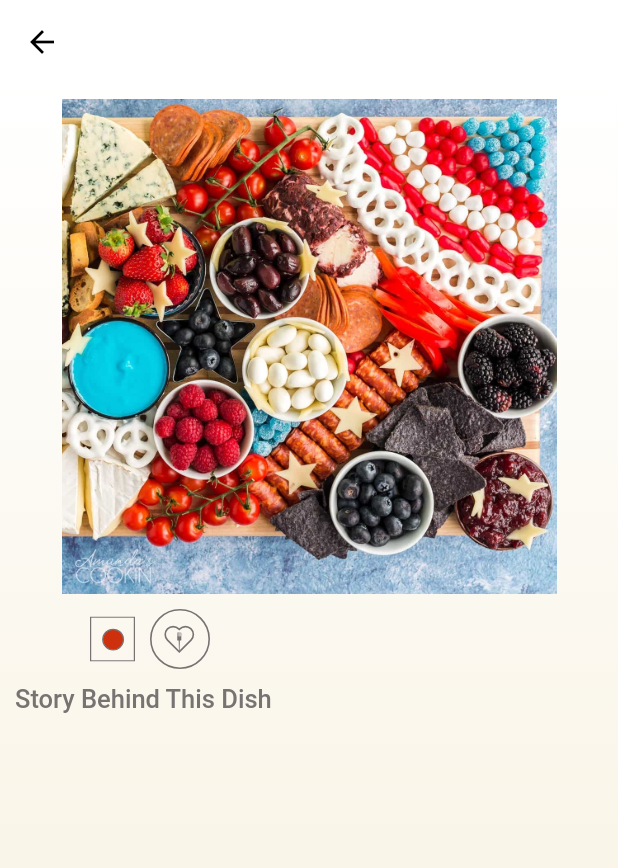
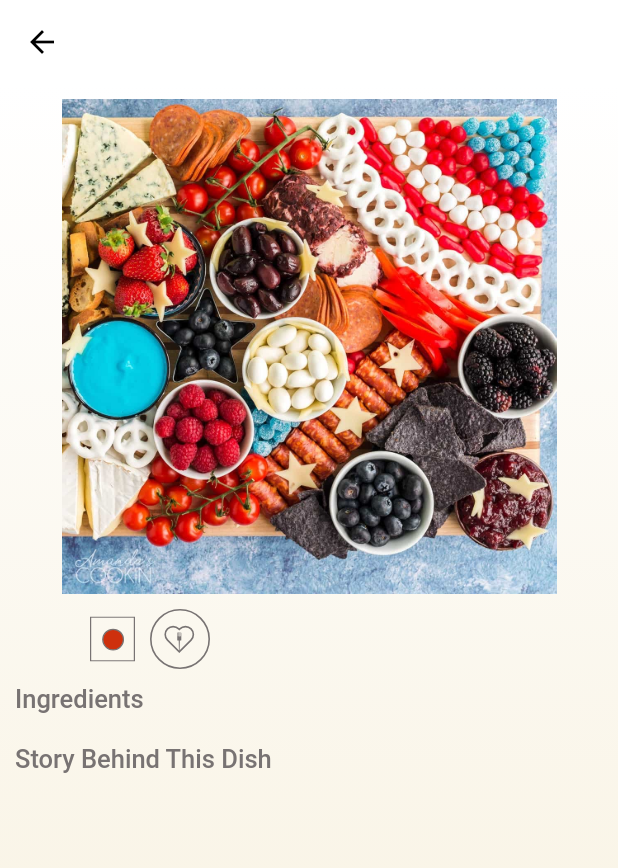
Before and after one commit to kaskadegroup/CaterWorld, a Flutter app: the MealsScreen screen opened directly with empty values, on a phone screen of 412 x 824 dp. Shown: the top 868 px of the screen. Run offline on Flutter 3.47's test engine with Material 2 defaults, Android fonts, the phone set to English and light mode, and no system bars; our stand-ins replace cloud_firestore, firebase_auth, firebase_storage, flutter_svg, image_picker; accounts and stored records are empty; project files that could hold a hidden picture were left out.

Commit message:
added a basic functionality to display ingredients in the dish view page

```diff
--- a/lib/models/meal_item.dart
+++ b/lib/models/meal_item.dart
@@ -13,6 +13,8 @@ import 'package:firebase_auth/firebase_auth.dart';
 import '../screens/dish_view_screen.dart';
 import '../providers/meal.dart';
 
+// Custom Card widget to give the preivew of the dish
+
 class MealItem extends StatelessWidget {
   // final String id;
   final String title;
@@ -20,6 +22,7 @@ class MealItem extends StatelessWidget {
   final String dishStory;
   final String imageUrl;
   final String dishId;
+  final List ingredients;
 
   final Function toggleFovorite;
   final Function isMealFavorite;
@@ -33,6 +36,7 @@ class MealItem extends StatelessWidget {
     this.toggleFovorite,
     this.isMealFavorite,
     this.dishId,
+    this.ingredients,
   });
 
   final String assetName = 'assets/icons/Non-Veg.svg';
@@ -51,9 +55,8 @@ class MealItem extends StatelessWidget {
                   title: title,
                   cuisine: cuisine,
                   dishStory: dishStory,
+                  ingredients: ingredients,
                 )));
-
-
   }
 
   void likedThis() async{
--- a/lib/screens/dish_info.dart
+++ b/lib/screens/dish_info.dart
@@ -18,13 +18,18 @@ class DishInfo extends StatelessWidget {
             return Center(child: CircularProgressIndicator());
           }
           final dishInfo = dishInfoSnapshot.data.documents;
+          print(dishInfo[0]['Ingredients']);
           return ListView.builder(
               itemCount: dishInfo.length,
               itemBuilder: (ctx, index) => MealItem(
                     title: dishInfo[index]['dish_name'],
                     cuisine: dishInfo[index]['dish_cat'],
                     dishStory: dishInfo[index]['dish_story'],
+                    imageUrl: null,
+                    toggleFovorite: null,
+                    isMealFavorite: null,
                     dishId: null,
+                    ingredients: dishInfo[index]['Ingredients'],
                   ));
         });
   }
--- a/lib/screens/dish_view_screen.dart
+++ b/lib/screens/dish_view_screen.dart
@@ -18,13 +18,29 @@ class MealsScreen extends StatelessWidget {
   final String title;
   final String cuisine;
   final String dishStory;
+  final List ingredients;
 
 
-  MealsScreen({Key key, this.title,this.cuisine,this.dishStory, this.toggleFavorite, this.isFavorite})
+  MealsScreen({
+    Key key,
+    this.title,
+    this.cuisine,
+    this.dishStory,
+    this.toggleFavorite,
+    this.isFavorite,
+    this.ingredients
+  })
       : super(key: key);
 
   //_takePictur() {}
 
+  String get_ingredients (List ingredients){
+    String ingredients_str = '';
+    for (var i = 0 ; i < ingredients.length; i++){
+      ingredients_str += '>' + ingredients[i] + '\n';
+    }
+    return ingredients_str;
+  }
   @override
   Widget build(BuildContext context) {
     return Scaffold(
@@ -182,6 +198,22 @@ class MealsScreen extends StatelessWidget {
               child: Column(
                 crossAxisAlignment: CrossAxisAlignment.start,
                 children: [
+                  Text("Ingredients",
+                    style: TextStyle(
+                      fontSize: 17,
+                      fontFamily: '.SF Pro Display',
+                      fontWeight: FontWeight.w500,
+                      color: Color.fromRGBO(120, 115, 115, 1),
+                    ),
+                  ),
+                  Text(get_ingredients(ingredients),
+                  style: TextStyle(
+                    fontSize: 17,
+                    fontFamily: '.SF Pro Display',
+                    fontWeight: FontWeight.w500,
+                    color: Color.fromRGBO(120, 115, 115, 1),
+                  ),
+                  ),
                   Text(
                     "Story Behind This Dish",
                     style: TextStyle(
```
Also changed, not shown: 1 other file.
